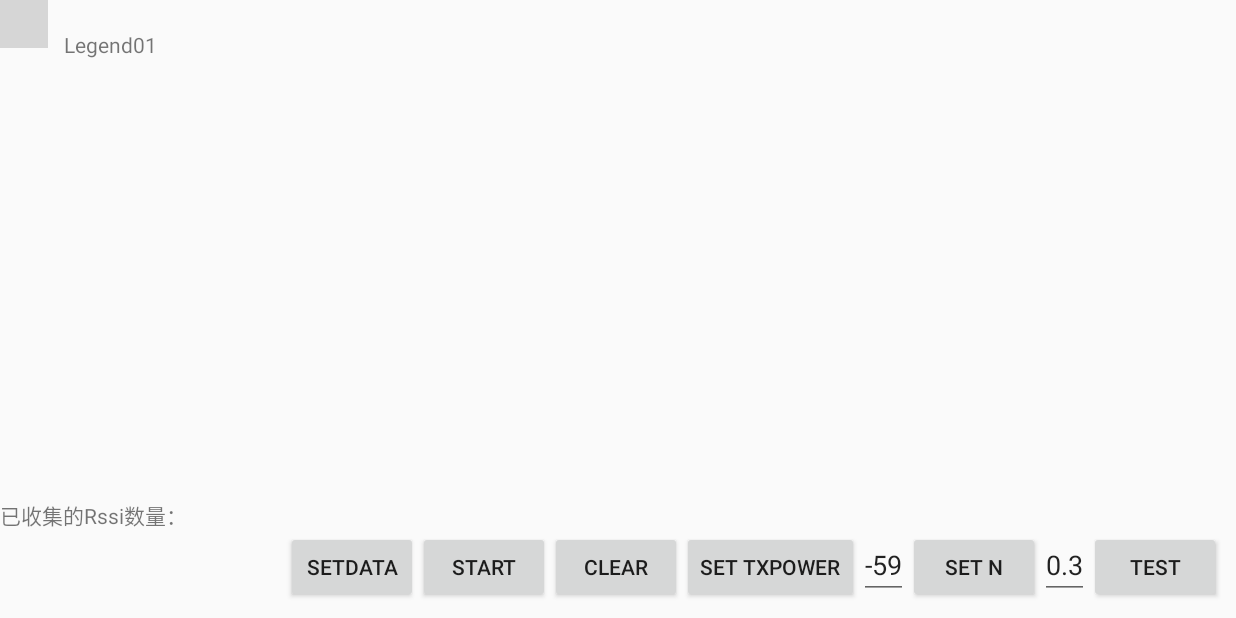
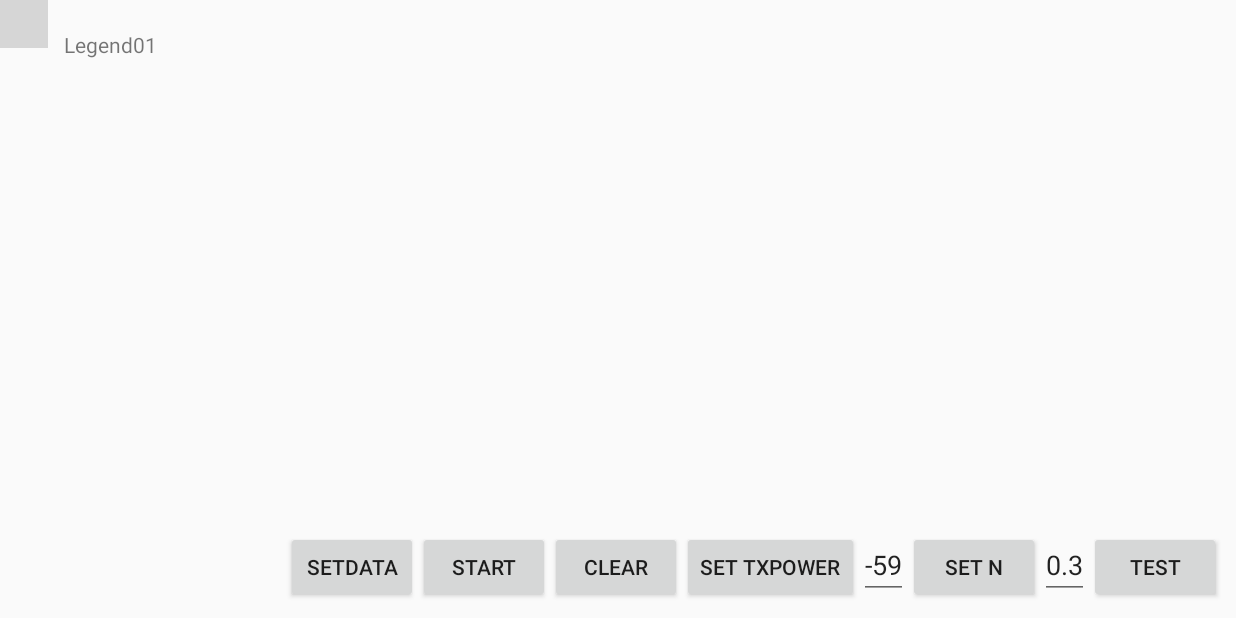
Before and after one commit to Mgblejam/GMBLE_Zeng, an Android app: the ChartTestActivity screen opened directly, with no data from a screen before it, on a phone screen of 824 x 412 dp (held sideways). Run offline under Robolectric (Android 15) with nearby library versions, the light colour scheme and no system bars; libraries missing offline, so code that uses them is left out: lecho.lib.hellocharts; plain views replace LineChartView; 2 statements that could not run were skipped; grey boxes are pictures that could not be loaded.

Commit message:
删除了 bu fen mei yong de yu ju

```diff
--- a/app/src/main/java/com/example/thesamespace/gmble_zeng/BLE.java
+++ b/app/src/main/java/com/example/thesamespace/gmble_zeng/BLE.java
@@ -55,7 +55,7 @@ public class BLE implements Comparable<Object> {
         this.rssiList.add(rssi);
         this.rssiLastAVG += (rssi - this.rssiLastAVG) * 0.1f;
         this.rssiAVGList.add(rssiLastAVG);
-        rssiStr+=rssi+",";
+//        rssiStr+=rssi+",";
         rssiSum += rssi;
     }
 
--- a/app/src/main/java/com/example/thesamespace/gmble_zeng/ChartTestActivity.java
+++ b/app/src/main/java/com/example/thesamespace/gmble_zeng/ChartTestActivity.java
@@ -35,13 +35,6 @@ import lecho.lib.hellocharts.view.LineChartView;
  */
 public class ChartTestActivity extends Activity implements View.OnClickListener, CompoundButton.OnCheckedChangeListener {
     private Button btn_StartStopChart;
-    private Button btn_ClearChart;
-    private Button btn_ShowDB;
-    private Button btn_ClearDB;
-    private Button btn_setting;
-    private Button btn_setTxPower;
-    private Button btn_setN;
-    private Button btn_Test;
     private EditText edt_TxPower;
     private EditText edt_N;
     private TextView tv_Legend;
@@ -58,11 +51,9 @@ public class ChartTestActivity extends Activity implements View.OnClickListener,
     private MySQLite mySQLite;
     private SQLiteDatabase sqLiteDatabase;
     private int distance = 1;
-    private int rssi = -60;
     private int txPower = -60;
     private float n = 0.3f;
     private Context context;
-    private Button btn_save;
 
     @Override
     protected void onCreate(Bundle savedInstanceState) {
@@ -81,15 +72,15 @@ public class ChartTestActivity extends Activity implements View.OnClickListener,
     private void init() {
         linearLayout = (LinearLayout) findViewById(R.id.layout_checkboxs);
         btn_StartStopChart = (Button) findViewById(R.id.btn_StartStopChart);
-        btn_ClearChart = (Button) findViewById(R.id.btn_ClearChart);
-        btn_ShowDB = (Button) findViewById(R.id.btn_ShowDB);
-        btn_ClearDB = (Button) findViewById(R.id.btn_ClearDataBase);
-        btn_setting = (Button) findViewById(R.id.btn_setting);
-        btn_setTxPower = (Button) findViewById(R.id.btn_setTxPower);
-        btn_setN = (Button) findViewById(R.id.btn_setN);
-        btn_Test = (Button) findViewById(R.id.btn_test);
+        Button btn_ClearChart = (Button) findViewById(R.id.btn_ClearChart);
+        Button btn_ShowDB = (Button) findViewById(R.id.btn_ShowDB);
+        Button btn_ClearDB = (Button) findViewById(R.id.btn_ClearDataBase);
+        Button btn_setting = (Button) findViewById(R.id.btn_setting);
+        Button btn_setTxPower = (Button) findViewById(R.id.btn_setTxPower);
+        Button btn_setN = (Button) findViewById(R.id.btn_setN);
+        Button btn_Test = (Button) findViewById(R.id.btn_test);
 
-        btn_save = (Button) findViewById(R.id.btn_save);
+        Button btn_save = (Button) findViewById(R.id.btn_save);
         btn_save.setOnClickListener(this);
         btn_StartStopChart.setOnClickListener(this);
         btn_ClearChart.setOnClickListener(this);
@@ -164,7 +155,8 @@ public class ChartTestActivity extends Activity implements View.OnClickListener,
                 n = Float.parseFloat(edt_N.getText().toString());
                 break;
             case R.id.btn_test:
-                double distance = Math.pow(10, (rssi - txPower) / -10 * n);
+                int rssi1 = -60;
+                double distance = Math.pow(10, (rssi1 - txPower) / -10 * n);
                 Toast.makeText(this, "" + distance, Toast.LENGTH_SHORT).show();
                 break;
             case R.id.btn_save:
@@ -187,7 +179,7 @@ public class ChartTestActivity extends Activity implements View.OnClickListener,
         @Override
         public void onLeScan(BluetoothDevice device, int rssi, byte[] scanRecord) {
             updateBLEList(device, rssi);
-            showRssiCount();
+//            showRssiCount();
 //            updateSQLite(device.getName(), distance, rssi);
         }
     };
@@ -212,7 +204,7 @@ public class ChartTestActivity extends Activity implements View.OnClickListener,
             createCheckBox(device.getName());
 //            mySQLite.createTable(sqLiteDatabase, device.getName());
         }
-//        drawLine();
+        drawLine();
         if (clearMessage == true) {
             clearMessage = false;
             for (BLE ble : mBLEs) {
@@ -262,7 +254,7 @@ public class ChartTestActivity extends Activity implements View.OnClickListener,
     }
 
     private void setLegend() {
-        Collections.sort(mBLEs);
+//        Collections.sort(mBLEs);
         runOnUiThread(new Runnable() {
             @Override
             public void run() {
--- a/app/src/main/res/layout/activity_charttest.xml
+++ b/app/src/main/res/layout/activity_charttest.xml
@@ -24,6 +24,7 @@
             android:layout_width="wrap_content"
             android:layout_height="wrap_content"
             android:layout_gravity="bottom"
+            android:visibility="invisible"
             android:text="已收集的Rssi数量：" />
 
         <LinearLayout
```
Also changed, not shown: app/src/main/java/com/example/thesamespace/gmble_zeng/MainActivity.java (+7 -34 lines), app/src/main/java/com/example/thesamespace/gmble_zeng/SDFileHelper.java (+1 -11 lines).
